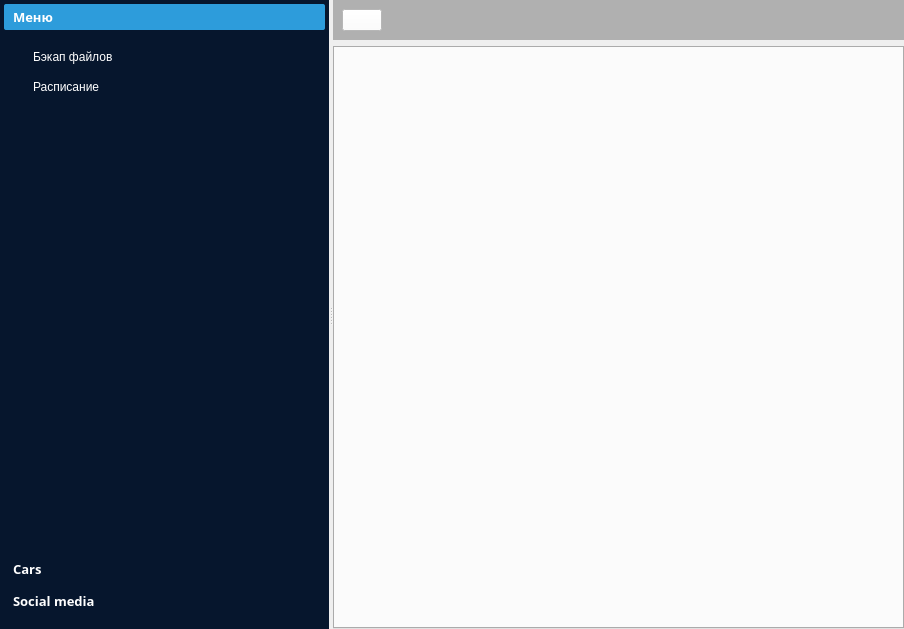
Qt form ui/Menu.ui (NataCher/Dat-Back) before a commit.
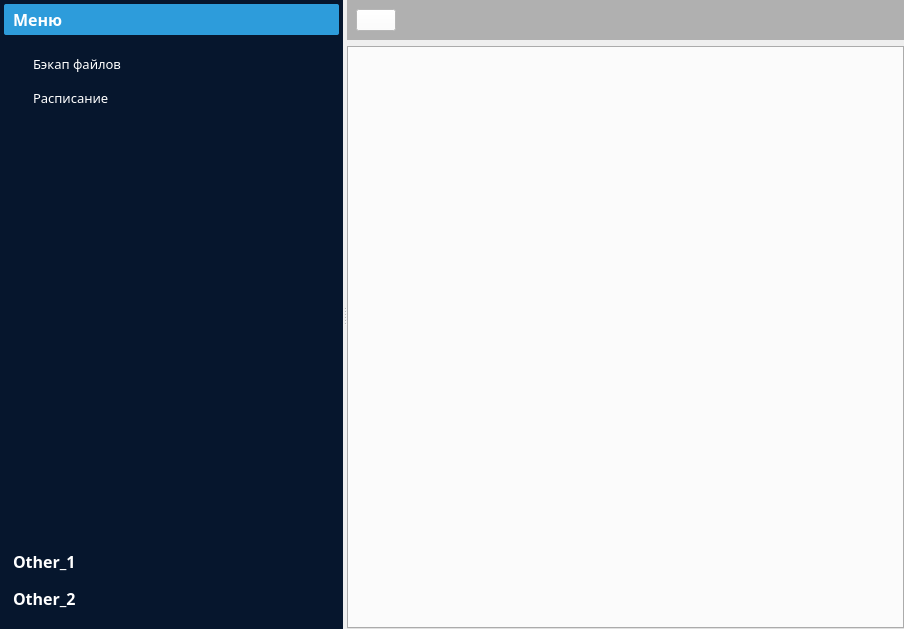
The same form after that commit. Icons and pictures are not drawn.

Patch:
```diff
--- a/ui/Menu.ui
+++ b/ui/Menu.ui
@@ -63,7 +63,7 @@
           <property name="font">
            <font>
             <family>Century Gothic</family>
-            <pointsize>10</pointsize>
+            <pointsize>12</pointsize>
             <weight>75</weight>
             <bold>true</bold>
            </font>
@@ -107,8 +107,8 @@
             <rect>
              <x>0</x>
              <y>0</y>
-             <width>290</width>
-             <height>507</height>
+             <width>368</width>
+             <height>496</height>
             </rect>
            </property>
            <attribute name="icon">
@@ -121,6 +121,15 @@
            <layout class="QVBoxLayout" name="verticalLayout">
             <item>
              <widget class="QPushButton" name="pushButton">
+              <property name="font">
+               <font>
+                <family>Century Gothic</family>
+                <pointsize>10</pointsize>
+                <weight>50</weight>
+                <bold>false</bold>
+                <kerning>true</kerning>
+               </font>
+              </property>
               <property name="focusPolicy">
                <enum>Qt::NoFocus</enum>
               </property>
@@ -134,6 +143,14 @@
             </item>
             <item>
              <widget class="QPushButton" name="pushButton_2">
+              <property name="font">
+               <font>
+                <family>Century Gothic</family>
+                <pointsize>10</pointsize>
+                <weight>50</weight>
+                <bold>false</bold>
+               </font>
+              </property>
               <property name="focusPolicy">
                <enum>Qt::NoFocus</enum>
               </property>
@@ -170,7 +187,7 @@
             </rect>
            </property>
            <attribute name="label">
-            <string>Cars</string>
+            <string>Other_1</string>
            </attribute>
            <layout class="QVBoxLayout" name="verticalLayout_2">
             <item>
@@ -237,7 +254,7 @@
             </rect>
            </property>
            <attribute name="label">
-            <string>Social media</string>
+            <string>Other_2</string>
            </attribute>
            <layout class="QVBoxLayout" name="verticalLayout_3">
             <item>
```
Left out of the diff: 36 changed lines with no effect on the pictures.
